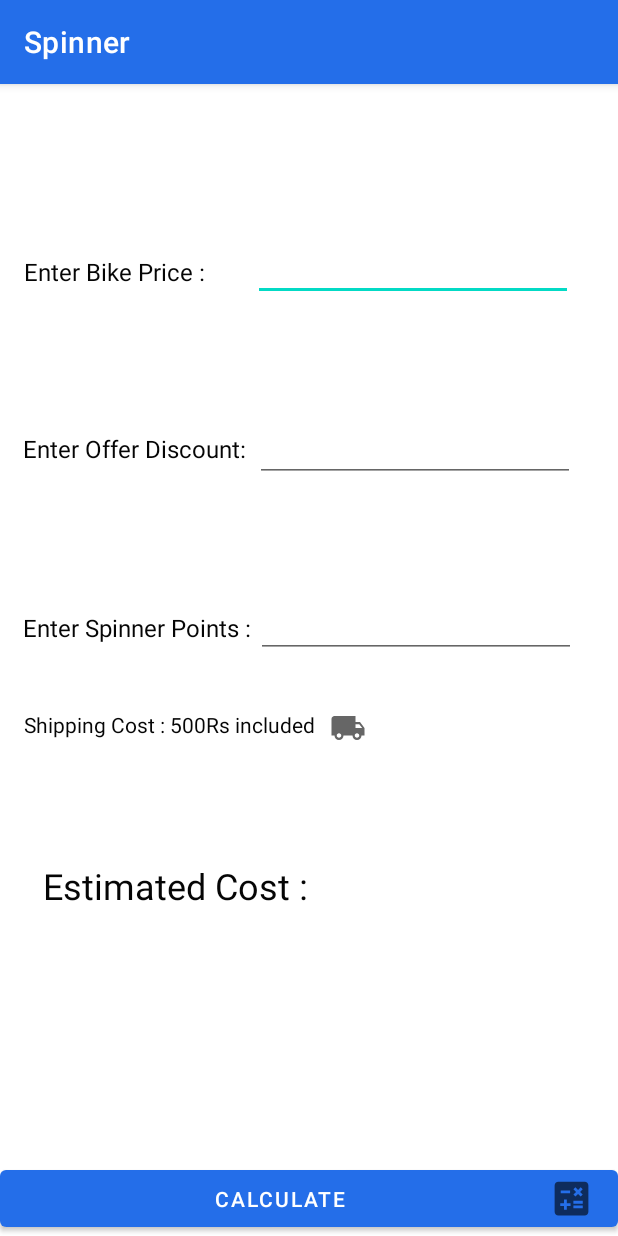
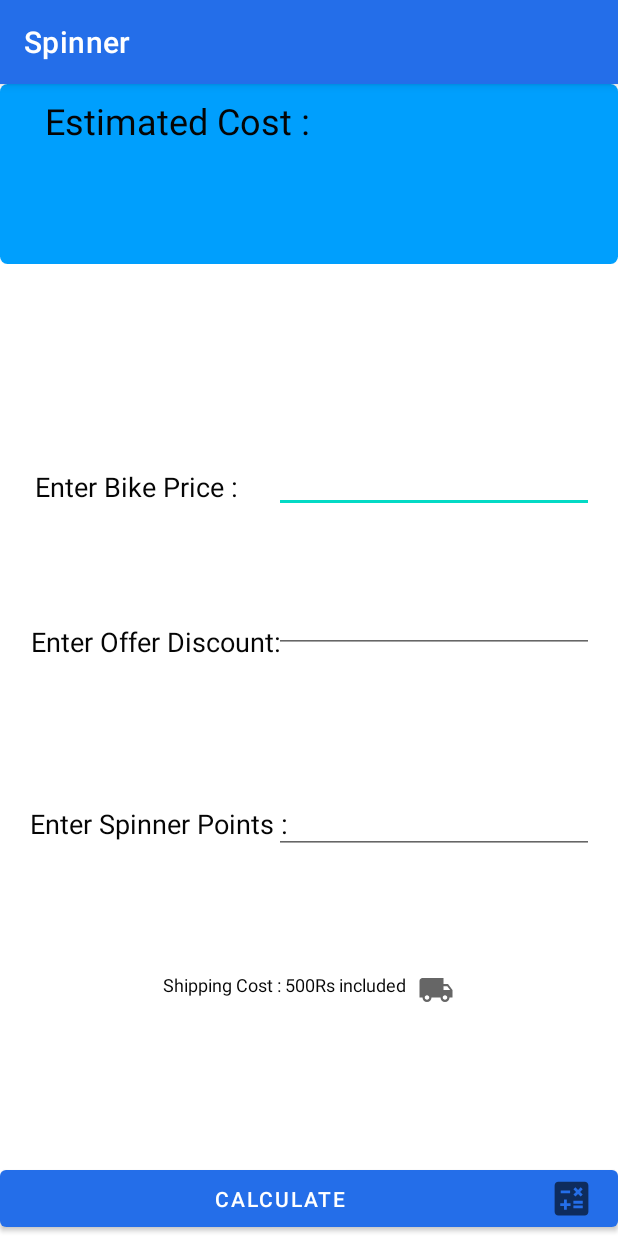
Before and after one commit to shas99/Spinner-Bike-Managment, an Android app: the CalculatePrice screen opened directly, with no data from a screen before it, on a phone screen of 412 x 824 dp. Run offline under Robolectric (Android 15) with nearby library versions, the phone set to English and light mode, and no system bars; Roboto replaces fonts that are not available here.

Commit message:
More Styling...

```diff
--- a/Spinner_app/app/src/main/res/layout/activity_calculate_price.xml
+++ b/Spinner_app/app/src/main/res/layout/activity_calculate_price.xml
@@ -12,27 +12,67 @@
         android:layout_height="wrap_content"
         android:text="Enter Offer Discount:"
         android:textColor="#050505"
-        android:textSize="16sp"
+        android:textSize="18sp"
         app:layout_constraintBottom_toBottomOf="parent"
         app:layout_constraintEnd_toEndOf="parent"
-        app:layout_constraintHorizontal_bias="0.059"
+        app:layout_constraintHorizontal_bias="0.083"
         app:layout_constraintStart_toStartOf="parent"
         app:layout_constraintTop_toTopOf="parent"
-        app:layout_constraintVertical_bias="0.311" />
+        app:layout_constraintVertical_bias="0.483" />
 
+    <LinearLayout
+        android:layout_width="match_parent"
+        android:layout_height="wrap_content"
+        android:layout_marginTop="8dp"
+
+        android:orientation="horizontal">
+
+    <androidx.cardview.widget.CardView
+        android:layout_width="160dp"
+        android:layout_height="120dp"
+        android:layout_weight="1"
+        app:cardCornerRadius="5dp"
+
+        app:cardElevation="2dp">
+
+        <RelativeLayout
+            android:id="@+id/myProfile"
+            android:layout_width="match_parent"
+            android:layout_height="match_parent"
+            android:background="#009ffd"
+            android:padding="8dp"
+            android:shadowRadius="50" >
+
+            <TextView
+                android:id="@+id/bikePrice4"
+                android:layout_width="193dp"
+                android:layout_height="85dp"
+                android:layout_alignParentStart="true"
+                android:layout_alignParentEnd="true"
+                android:layout_alignParentBottom="true"
+                android:layout_marginStart="22dp"
+                android:layout_marginEnd="188dp"
+                android:layout_marginBottom="27dp"
+                android:text="Estimated Cost :"
+                android:textColor="#050505"
+                android:textSize="24sp" />
+        </RelativeLayout>
+
+    </androidx.cardview.widget.CardView>
+    </LinearLayout>
     <TextView
         android:id="@+id/BikePrice"
         android:layout_width="wrap_content"
         android:layout_height="wrap_content"
         android:text="Enter Bike Price : "
         android:textColor="#050505"
-        android:textSize="16sp"
+        android:textSize="18sp"
         app:layout_constraintBottom_toBottomOf="parent"
         app:layout_constraintEnd_toEndOf="parent"
-        app:layout_constraintHorizontal_bias="0.055"
+        app:layout_constraintHorizontal_bias="0.086"
         app:layout_constraintStart_toStartOf="parent"
         app:layout_constraintTop_toTopOf="parent"
-        app:layout_constraintVertical_bias="0.153" />
+        app:layout_constraintVertical_bias="0.344" />
 
     <TextView
         android:id="@+id/bikePrice"
@@ -40,13 +80,13 @@
         android:layout_height="wrap_content"
         android:text="Enter Spinner Points :"
         android:textColor="#050505"
-        android:textSize="16sp"
+        android:textSize="18sp"
         app:layout_constraintBottom_toBottomOf="parent"
         app:layout_constraintEnd_toEndOf="parent"
-        app:layout_constraintHorizontal_bias="0.06"
+        app:layout_constraintHorizontal_bias="0.084"
         app:layout_constraintStart_toStartOf="parent"
         app:layout_constraintTop_toTopOf="parent"
-        app:layout_constraintVertical_bias="0.471" />
+        app:layout_constraintVertical_bias="0.647" />
 
     <TextView
         android:id="@+id/esitimatedCost"
@@ -56,24 +96,11 @@
         android:textSize="34sp"
         app:layout_constraintBottom_toBottomOf="parent"
         app:layout_constraintEnd_toEndOf="parent"
-        app:layout_constraintHorizontal_bias="0.712"
+        app:layout_constraintHorizontal_bias="0.81"
         app:layout_constraintStart_toStartOf="parent"
         app:layout_constraintTop_toTopOf="parent"
-        app:layout_constraintVertical_bias="0.695" />
+        app:layout_constraintVertical_bias="0.005" />
 
-    <TextView
-        android:id="@+id/bikePrice4"
-        android:layout_width="wrap_content"
-        android:layout_height="wrap_content"
-        android:text="Estimated Cost :"
-        android:textColor="#050505"
-        android:textSize="24sp"
-        app:layout_constraintBottom_toBottomOf="parent"
-        app:layout_constraintEnd_toEndOf="parent"
-        app:layout_constraintHorizontal_bias="0.123"
-        app:layout_constraintStart_toStartOf="parent"
-        app:layout_constraintTop_toTopOf="parent"
-        app:layout_constraintVertical_bias="0.704" />
 
     <TextView
         android:id="@+id/bikePrice3"
@@ -82,14 +109,13 @@
         android:drawableRight="@drawable/ic_baseline_local_shipping_24"
         android:text="Shipping Cost : 500Rs included   "
         android:textColor="#050505"
-        android:textSize="14sp"
+        android:textSize="12sp"
         app:layout_constraintBottom_toBottomOf="parent"
         app:layout_constraintEnd_toEndOf="parent"
-        app:layout_constraintHorizontal_bias="0.087"
+        app:layout_constraintHorizontal_bias="0.497"
         app:layout_constraintStart_toStartOf="parent"
         app:layout_constraintTop_toTopOf="parent"
-        app:layout_constraintVertical_bias="0.561" />
-
+        app:layout_constraintVertical_bias="0.796" />
 
     <EditText
         android:id="@+id/priceInput"
@@ -99,10 +125,10 @@
         android:inputType="numberDecimal"
         app:layout_constraintBottom_toBottomOf="parent"
         app:layout_constraintEnd_toEndOf="parent"
-        app:layout_constraintHorizontal_bias="0.85"
+        app:layout_constraintHorizontal_bias="0.92"
         app:layout_constraintStart_toStartOf="parent"
         app:layout_constraintTop_toTopOf="parent"
-        app:layout_constraintVertical_bias="0.137" />
+        app:layout_constraintVertical_bias="0.333" />
 
     <EditText
         android:id="@+id/discountInput"
@@ -112,10 +138,10 @@
         android:inputType="numberDecimal"
         app:layout_constraintBottom_toBottomOf="parent"
         app:layout_constraintEnd_toEndOf="parent"
-        app:layout_constraintHorizontal_bias="0.855"
+        app:layout_constraintHorizontal_bias="0.92"
         app:layout_constraintStart_toStartOf="parent"
         app:layout_constraintTop_toTopOf="parent"
-        app:layout_constraintVertical_bias="0.304" />
+        app:layout_constraintVertical_bias="0.462" />
 
     <EditText
         android:id="@+id/pointsInput"
@@ -125,10 +151,10 @@
         android:inputType="numberDecimal"
         app:layout_constraintBottom_toBottomOf="parent"
         app:layout_constraintEnd_toEndOf="parent"
-        app:layout_constraintHorizontal_bias="0.86"
+        app:layout_constraintHorizontal_bias="0.92"
         app:layout_constraintStart_toStartOf="parent"
         app:layout_constraintTop_toTopOf="parent"
-        app:layout_constraintVertical_bias="0.467" />
+        app:layout_constraintVertical_bias="0.648" />
 
     <Button
         android:id="@+id/calculate"
```
Also changed, not shown: Spinner_app/app/src/main/res/layout/activity_userprofile.xml (+28 -24 lines), Spinner_app/app/src/main/res/drawable/emailprof.png (added), Spinner_app/app/src/main/res/drawable/genderprof.png (added), Spinner_app/app/src/main/res/drawable/mobileprof.png (added).
